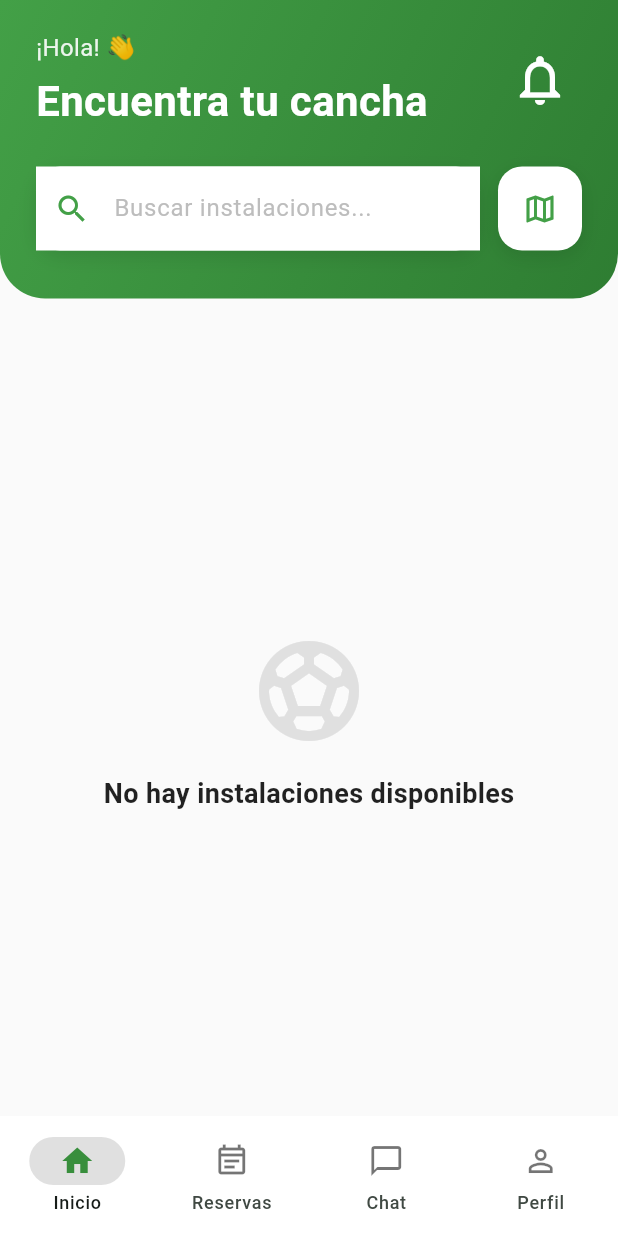
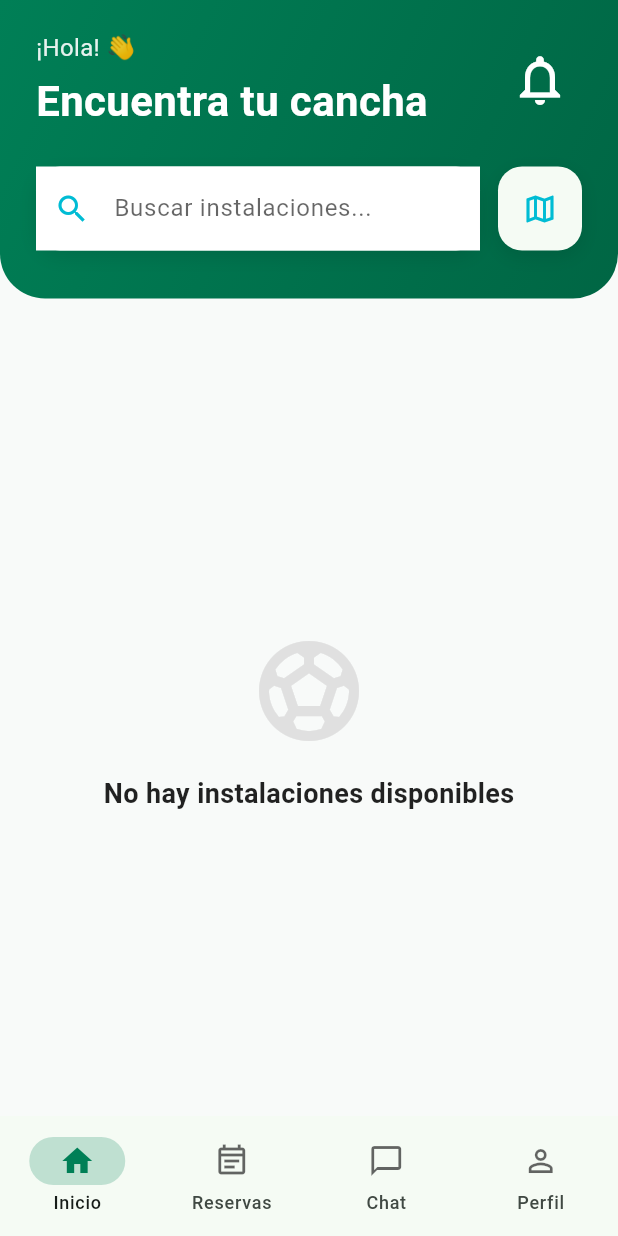
Before and after one commit to UPT-FAING-EPIS/py_moviles_ii_capicodex, a Flutter app: the screen it shows after launch, on a phone screen of 412 x 824 dp. Run offline on Flutter 3.47's test engine with Material 3 defaults, Android fonts, the phone set to English and light mode, and no system bars; our stand-ins replace cloud_firestore, firebase_core, firebase_messaging, firebase_storage, flutter_local_notifications, geolocator and 6 more; accounts and stored records are empty.

Commit message:
feat(ui): adapt home dashboard for dark mode

```diff
--- a/gameon_mobile/lib/features/home/views/home_view.dart
+++ b/gameon_mobile/lib/features/home/views/home_view.dart
@@ -12,6 +12,7 @@ import 'mapa_instituciones_view.dart';
 import 'package:provider/provider.dart';
 import 'package:gameon/features/perfil/viewmodels/perfil_viewmodel.dart';
 import 'package:gameon/features/perfil/views/login_page/login_page.dart';
+import 'package:gameon/core/theme/app_theme.dart';
 
 // HomeView: controla tabs y bottom navigation
 class HomeView extends StatefulWidget {
@@ -32,6 +33,8 @@ class _HomeViewState extends State<HomeView> with WidgetsBindingObserver {
 
   @override
   Widget build(BuildContext context) {
+    final theme = Theme.of(context);
+    final colors = theme.colorScheme;
     final pages = <Widget>[
       const HomeTabScaffold(),
       const ReservasListView(),
@@ -44,29 +47,29 @@ class _HomeViewState extends State<HomeView> with WidgetsBindingObserver {
       bottomNavigationBar: NavigationBar(
         selectedIndex: _currentIndex,
         onDestinationSelected: (i) => setState(() => _currentIndex = i),
-        backgroundColor: Colors.white,
-        indicatorColor: Colors.black12,
+        backgroundColor: colors.surface,
+        indicatorColor: AppColors.primary.withValues(alpha: .22),
         elevation: 8,
         labelBehavior: NavigationDestinationLabelBehavior.alwaysShow,
         destinations: [
           NavigationDestination(
-            icon: Icon(Icons.home_outlined, color: Colors.black54),
-            selectedIcon: Icon(Icons.home, color: Colors.green.shade700),
+            icon: Icon(Icons.home_outlined, color: theme.hintColor),
+            selectedIcon: const Icon(Icons.home, color: AppColors.primary),
             label: 'Inicio',
           ),
           NavigationDestination(
-            icon: Icon(Icons.event_note_outlined, color: Colors.black54),
-            selectedIcon: Icon(Icons.event_note, color: Colors.green.shade700),
+            icon: Icon(Icons.event_note_outlined, color: theme.hintColor),
+            selectedIcon: const Icon(Icons.event_note, color: AppColors.primary),
             label: 'Reservas',
           ),
           NavigationDestination(
-            icon: Icon(Icons.chat_bubble_outline, color: Colors.black54),
-            selectedIcon: Icon(Icons.chat_bubble, color: Colors.green.shade700),
+            icon: Icon(Icons.chat_bubble_outline, color: theme.hintColor),
+            selectedIcon: const Icon(Icons.chat_bubble, color: AppColors.primary),
             label: 'Chat',
           ),
           NavigationDestination(
-            icon: Icon(Icons.person_outline, color: Colors.black54),
-            selectedIcon: Icon(Icons.person, color: Colors.green.shade700),
+            icon: Icon(Icons.person_outline, color: theme.hintColor),
+            selectedIcon: const Icon(Icons.person, color: AppColors.primary),
             label: 'Perfil',
           ),
         ],
@@ -213,6 +216,8 @@ class _HomeTabScaffoldState extends State<HomeTabScaffold> {
 
   @override
   Widget build(BuildContext context) {
+    final theme = Theme.of(context);
+    final colors = theme.colorScheme;
     final safeTop = MediaQuery.of(
       context,
     ).padding.top; // para extender el header tras la barra de estado
@@ -228,7 +233,7 @@ class _HomeTabScaffoldState extends State<HomeTabScaffold> {
     return AnnotatedRegion<SystemUiOverlayStyle>(
       value: overlay,
       child: Scaffold(
-        backgroundColor: Colors.grey[50],
+        backgroundColor: theme.scaffoldBackgroundColor,
         body: Column(
           children: [
             // Header moderno con gradiente verde, extendido tras la barra de estado
@@ -237,7 +242,7 @@ class _HomeTabScaffoldState extends State<HomeTabScaffold> {
                 gradient: LinearGradient(
                   begin: Alignment.topLeft,
                   end: Alignment.bottomRight,
-                  colors: [Colors.green.shade600, Colors.green.shade800],
+                  colors: const [AppColors.primary, AppColors.primaryDark],
                 ),
                 borderRadius: const BorderRadius.only(
                   bottomLeft: Radius.circular(30),
@@ -363,7 +368,7 @@ class _HomeTabScaffoldState extends State<HomeTabScaffold> {
                         Expanded(
                           child: Container(
                             decoration: BoxDecoration(
-                              color: Colors.white,
+                              color: colors.surface,
                               borderRadius: BorderRadius.circular(16),
                               boxShadow: [
                                 BoxShadow(
@@ -377,10 +382,10 @@ class _HomeTabScaffoldState extends State<HomeTabScaffold> {
                               controller: _searchController,
                               decoration: InputDecoration(
                                 hintText: 'Buscar instalaciones... ',
-                                hintStyle: TextStyle(color: Colors.grey[400]),
+                                hintStyle: TextStyle(color: theme.hintColor),
                                 prefixIcon: Icon(
                                   Icons.search,
-                                  color: Colors.green[600],
+                                  color: AppColors.accent,
                                 ),
                                 contentPadding: const EdgeInsets.symmetric(
                                   vertical: 16,
@@ -391,7 +396,7 @@ class _HomeTabScaffoldState extends State<HomeTabScaffold> {
                                     ? IconButton(
                                         icon: Icon(
                                           Icons.clear,
-                                          color: Colors.grey[600],
+                                          color: theme.hintColor,
                                         ),
                                         onPressed: () =>
                                             _searchController.clear(),
@@ -405,7 +410,7 @@ class _HomeTabScaffoldState extends State<HomeTabScaffold> {
                         // Botón de mapa
                         Container(
                           decoration: BoxDecoration(
-                            color: Colors.white,
+                            color: colors.surface,
                             borderRadius: BorderRadius.circular(16),
                             boxShadow: [
                               BoxShadow(
@@ -424,7 +429,7 @@ class _HomeTabScaffoldState extends State<HomeTabScaffold> {
                                 padding: const EdgeInsets.all(16),
                                 child: Icon(
                                   Icons.map_outlined,
-                                  color: Colors.green[600],
+                                  color: AppColors.accent,
                                   size: 24,
                                 ),
                               ),
@@ -568,14 +573,17 @@ class _HomeTabScaffoldState extends State<HomeTabScaffold> {
 
   // Card moderna con diseño mejorado
   Widget _buildModernCard(BuildContext context, InstitucionDeportiva inst) {
+    final theme = Theme.of(context);
+    final colors = theme.colorScheme;
+    final isDark = theme.brightness == Brightness.dark;
     return Container(
       margin: const EdgeInsets.only(bottom: 16),
       decoration: BoxDecoration(
-        color: Colors.white,
+        color: colors.surface,
         borderRadius: BorderRadius.circular(20),
         boxShadow: [
           BoxShadow(
-            color: Colors.black.withOpacity(0.1),
+            color: Colors.black.withValues(alpha: isDark ? 0.28 : 0.1),
             blurRadius: 15,
             offset: const Offset(0, 5),
           ),
@@ -606,7 +614,7 @@ class _HomeTabScaffoldState extends State<HomeTabScaffold> {
                     gradient: LinearGradient(
                       begin: Alignment.topLeft,
                       end: Alignment.bottomRight,
-                      colors: [Colors.green[400]!, Colors.green[700]!],
+                      colors: const [AppColors.primary, AppColors.primaryDark],
                     ),
                   ),
                   child: ClipRRect(
@@ -637,10 +645,10 @@ class _HomeTabScaffoldState extends State<HomeTabScaffold> {
                     children: [
                       Text(
                         inst.nombre,
-                        style: const TextStyle(
+                        style: TextStyle(
                           fontWeight: FontWeight.bold,
                           fontSize: 18,
-                          color: Colors.black87,
+                          color: colors.onSurface,
                         ),
                         maxLines: 2,
                         overflow: TextOverflow.ellipsis,
@@ -651,7 +659,7 @@ class _HomeTabScaffoldState extends State<HomeTabScaffold> {
                           Icon(
                             Icons.location_on_outlined,
                             size: 16,
-                            color: Colors.grey[600],
+                            color: theme.hintColor,
                           ),
                           const SizedBox(width: 4),
                           Expanded(
@@ -659,7 +667,7 @@ class _HomeTabScaffoldState extends State<HomeTabScaffold> {
                               inst.direccion,
                               style: TextStyle(
                                 fontSize: 13,
-                                color: Colors.grey[600],
+                                color: theme.hintColor,
                               ),
                               maxLines: 1,
                               overflow: TextOverflow.ellipsis,
@@ -673,14 +681,14 @@ class _HomeTabScaffoldState extends State<HomeTabScaffold> {
                           Icon(
                             Icons.phone_outlined,
                             size: 16,
-                            color: Colors.grey[600],
+                            color: theme.hintColor,
                           ),
                           const SizedBox(width: 4),
                           Text(
                             inst.telefono,
                             style: TextStyle(
                               fontSize: 13,
-                              color: Colors.grey[600],
+                                color: theme.hintColor,
                             ),
                           ),
                         ],
@@ -693,7 +701,9 @@ class _HomeTabScaffoldState extends State<HomeTabScaffold> {
                           vertical: 6,
                         ),
                         decoration: BoxDecoration(
-                          color: Colors.green[50],
+                          color: AppColors.primary.withValues(
+                            alpha: isDark ? .20 : .10,
+                          ),
                           borderRadius: BorderRadius.circular(8),
                         ),
                         child: Row(
@@ -702,7 +712,7 @@ class _HomeTabScaffoldState extends State<HomeTabScaffold> {
                             Icon(
                               Icons.payments_outlined,
                               size: 16,
-                              color: Colors.green[700],
+                              color: AppColors.accent,
                             ),
                             const SizedBox(width: 6),
                             Text(
@@ -710,7 +720,7 @@ class _HomeTabScaffoldState extends State<HomeTabScaffold> {
                               style: TextStyle(
                                 fontWeight: FontWeight.bold,
                                 fontSize: 16,
-                                color: Colors.green[700],
+                                color: AppColors.primary,
                               ),
                             ),
                           ],
@@ -723,7 +733,7 @@ class _HomeTabScaffoldState extends State<HomeTabScaffold> {
                 Icon(
                   Icons.arrow_forward_ios,
                   size: 20,
-                  color: Colors.green[600],
+                  color: AppColors.accent,
                 ),
               ],
             ),
```
